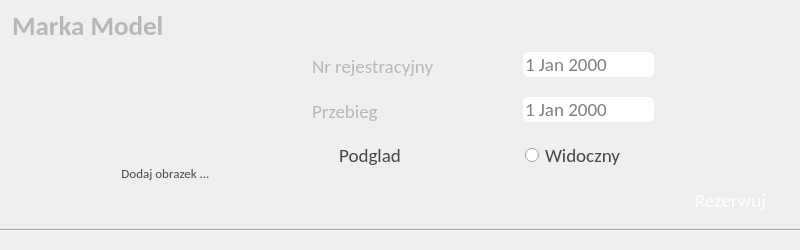
Above: carblock.ui from RStravinsky/CarReservation before the change. Below: the same form after it.
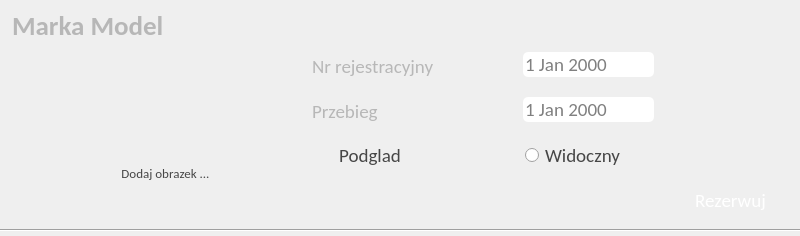
That is the form after the change. Icons and pictures are not drawn.

The edit to the form file:
```diff
--- a/carblock.ui
+++ b/carblock.ui
@@ -7,7 +7,7 @@
     <x>0</x>
     <y>0</y>
     <width>800</width>
-    <height>250</height>
+    <height>236</height>
    </rect>
   </property>
   <property name="sizePolicy">
@@ -19,13 +19,13 @@
   <property name="minimumSize">
    <size>
     <width>600</width>
-    <height>250</height>
+    <height>236</height>
    </size>
   </property>
   <property name="maximumSize">
    <size>
     <width>16777215</width>
-    <height>16777215</height>
+    <height>236</height>
    </size>
   </property>
   <property name="windowTitle">
```
